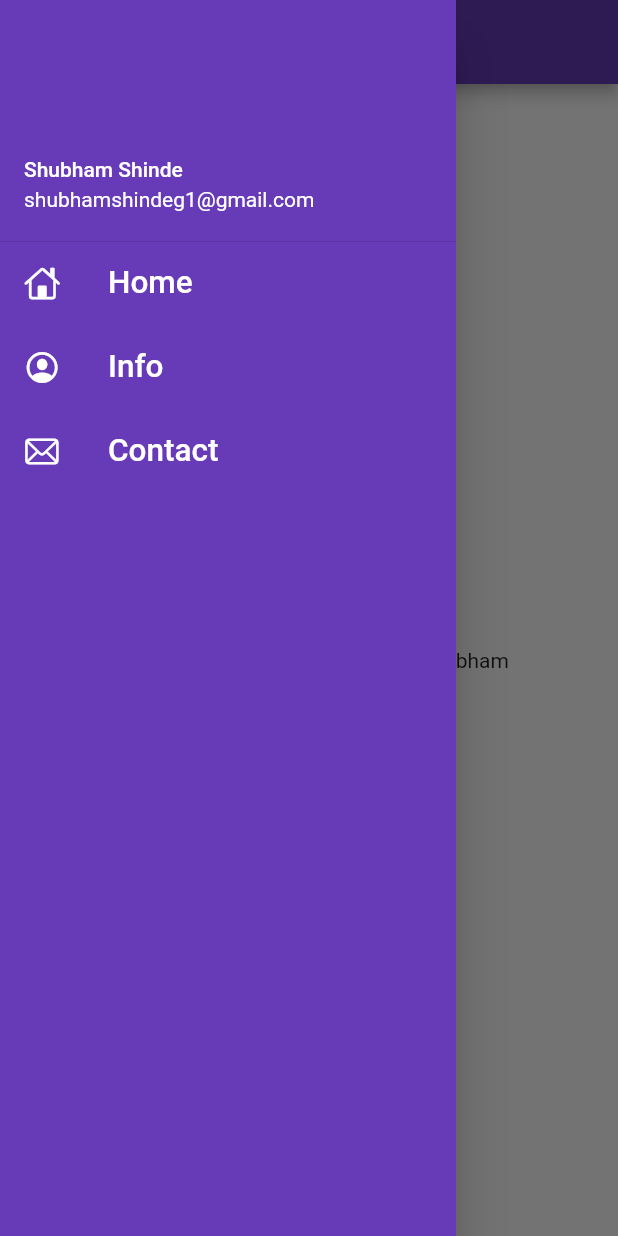
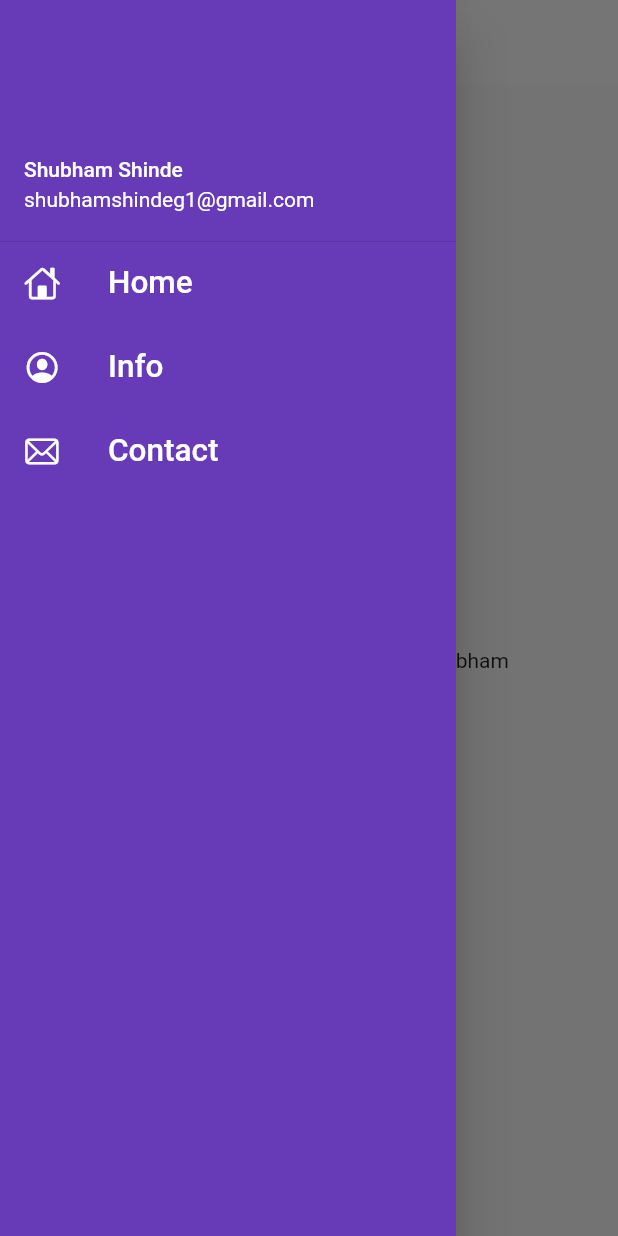
Before and after one commit to ShubhamSShinde-U/E-commerce-App-using-Flutter, a Flutter app: the screen it shows after launch, with the side drawer open, on a phone screen of 412 x 824 dp. Run offline on Flutter 3.47's test engine with Material 2 defaults, Android fonts, the phone set to English and light mode, and no system bars.

Commit message:
Themes Exrtacte

```diff
--- a/lib/main.dart
+++ b/lib/main.dart
@@ -1,5 +1,6 @@
 import 'package:flutter/material.dart';
 import 'package:flutter_application_1/pages/login_page.dart';
+import 'package:flutter_application_1/widgets/themes.dart';
 import 'pages/home_page.dart';
 import 'utils/routes.dart';
 // import 'package:google_fonts/google_fonts.dart';
@@ -14,14 +15,8 @@ class MyApp extends StatelessWidget{
       return MaterialApp(
           // home: HomePage(),
           themeMode: ThemeMode.system,
-          theme: ThemeData(
-            primarySwatch: Colors.deepPurple,
-            // fontFamily: GoogleFonts.lato().fontFamily,
-            // primaryTextTheme: GoogleFonts.latoTextTheme()
-            ),
-          darkTheme: ThemeData(
-            brightness:Brightness.dark
-          ),
+          theme: Mytheme.LightTheme(context),
+          darkTheme: Mytheme.darkTheme(context),
           debugShowCheckedModeBanner: false,
           initialRoute: MyRoutes.homeRoute,
           routes: {
--- a/lib/pages/home_page.dart
+++ b/lib/pages/home_page.dart
@@ -8,7 +8,7 @@ class HomePage extends StatelessWidget {
   Widget build(BuildContext context){
     return Scaffold(
       appBar: AppBar(
-        title: Text("Catalog app"),
+        title: const Text("Catalog app" , style: TextStyle(color: Colors.black),),
       ),
       body: Center(
         // child:Container(
--- a/lib/widgets/drawer.dart
+++ b/lib/widgets/drawer.dart
@@ -1,10 +1,9 @@
 // import 'dart:html';
 import 'package:flutter/cupertino.dart';
 import 'package:flutter/material.dart';
-import 'package:flutter/material.dart';
 
 class MyDrawer extends StatelessWidget {
-  const MyDrawer({super.key});
+  // const MyDrawer({super.key});
 
   @override
   Widget build(BuildContext context) {
@@ -14,8 +13,9 @@ class MyDrawer extends StatelessWidget {
       child: Container(
         color: Colors.deepPurple,
         child: ListView(
+          // ignore: prefer_const_literals_to_create_immutables
           children: [
-            DrawerHeader(
+            const DrawerHeader(
               padding: EdgeInsets.zero,
               margin: EdgeInsets.zero,
               child: UserAccountsDrawerHeader(
@@ -29,7 +29,7 @@ class MyDrawer extends StatelessWidget {
                 )
               ),
 
-              ListTile(
+              const ListTile(
                 leading: Icon(
                   CupertinoIcons.home,
                   color: Colors.white,
@@ -42,7 +42,7 @@ class MyDrawer extends StatelessWidget {
                   ),
                 ),
               ),
-              ListTile(
+              const ListTile(
                 leading: Icon(
                   CupertinoIcons.profile_circled,
                   color: Colors.white,
@@ -55,7 +55,7 @@ class MyDrawer extends StatelessWidget {
                   ),
                 ),
               ),
-              ListTile(
+              const ListTile(
                 leading: Icon(
                   CupertinoIcons.mail,
                   color: Colors.white,
--- /dev/null
+++ b/lib/widgets/themes.dart
@@ -0,0 +1,19 @@
+import 'package:flutter/material.dart';
+
+class Mytheme {
+  // ignore: non_constant_identifier_names
+  static ThemeData LightTheme(BuildContext context)=> ThemeData(
+    primarySwatch: Colors.deepPurple,
+    // fontFamily:
+    appBarTheme: AppBarTheme(
+      color: Colors.white,
+
+      elevation: 0.0,
+      iconTheme: const IconThemeData(color: Colors.black),
+      textTheme: Theme.of(context).textTheme,
+    ));
+
+    static ThemeData darkTheme(BuildContext context)=> ThemeData(
+    brightness: Brightness.dark,
+    );
+}
--- a/pubspec.yaml
+++ b/pubspec.yaml
@@ -19,7 +19,7 @@ publish_to: 'none' # Remove this line if you wish to publish to pub.dev
 version: 1.0.0+1
 
 environment:
-  sdk: '>=2.19.1 <3.0.0'
+  sdk: ">=2.17.0 <3.0.0"
 
 # Dependencies specify other packages that your package needs in order to work.
 # To automatically upgrade your package dependencies to the latest versions
```
Also changed, not shown: pubspec.lock.
